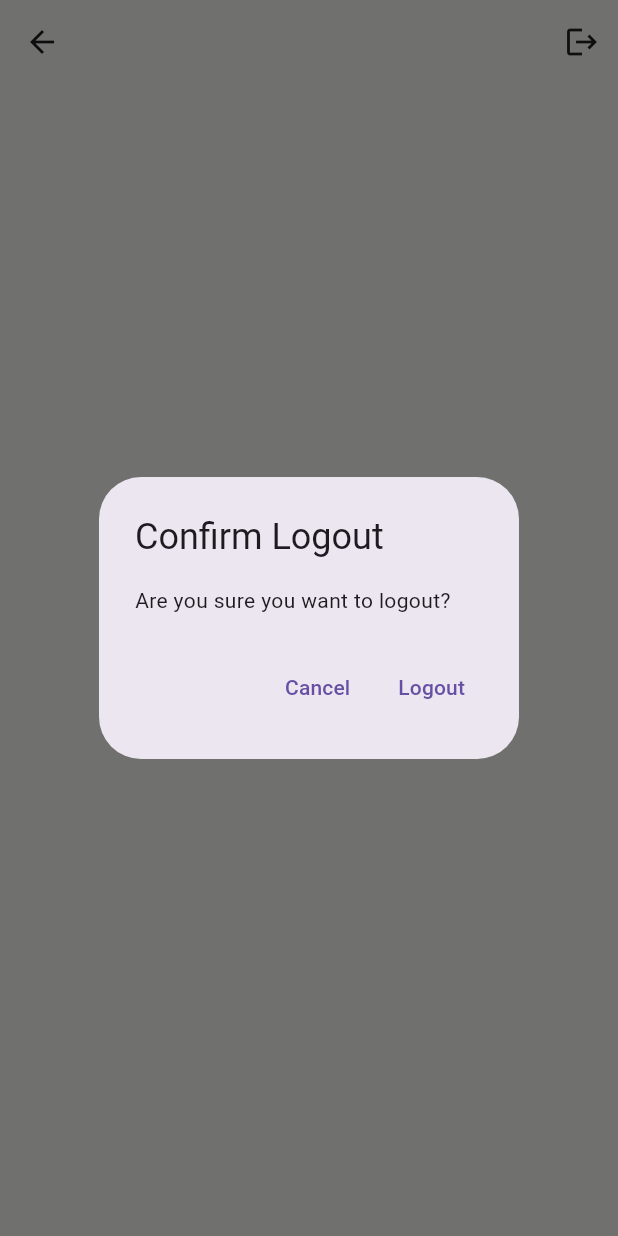
After one commit to Sharathchenna/MacroBalance, a Flutter app: the Accountdashboard screen opened directly, after a tap on the "logout" icon, on a phone screen of 412 x 824 dp. The commit adds this screen. Run offline on Flutter 3.47's test engine with Material 3 defaults, Android fonts, the phone set to English and light mode, and no system bars; our stand-ins replace camera, flutter_svg, google_fonts, google_generative_ai, google_sign_in, supabase_flutter; missing offline and left inert: supabase_auth_ui; accounts and stored records are empty.

Commit message:
Login Changes Are Working added a new account page and linked it to account icon and added a signout page

```diff
--- /dev/null
+++ b/lib/screens/accountdashboard.dart
@@ -0,0 +1,75 @@
+import 'package:flutter/material.dart';
+import 'package:macrotracker/screens/welcomescreen.dart';
+import 'package:supabase_flutter/supabase_flutter.dart';
+
+class Accountdashboard extends StatefulWidget {
+  const Accountdashboard({super.key});
+
+  @override
+  State<Accountdashboard> createState() => _AccountdashboardState();
+}
+
+class _AccountdashboardState extends State<Accountdashboard> {
+  final _supabase = Supabase.instance.client;
+
+  Future<void> _handleLogout() async {
+    try {
+      await _supabase.auth.signOut();
+      if (mounted) {
+        Navigator.of(context).pushReplacement(
+          MaterialPageRoute(builder: (context) => const Welcomescreen()),
+        );
+      }
+    } catch (e) {
+      if (mounted) {
+        ScaffoldMessenger.of(context).showSnackBar(
+          const SnackBar(
+            content: Text('Error signing out. Please try again.'),
+            backgroundColor: Colors.red,
+          ),
+        );
+      }
+    }
+  }
+
+  @override
+  Widget build(BuildContext context) {
+    return Scaffold(
+      backgroundColor: Color(0xFFF5F4F0),
+      appBar: AppBar(
+        backgroundColor: Colors.transparent,
+        elevation: 0,
+        actions: [
+          IconButton(
+            icon: const Icon(Icons.logout, color: Colors.black87),
+            onPressed: () async {
+              // Show confirmation dialog before logout
+              final confirm = await showDialog<bool>(
+                context: context,
+                builder: (context) => AlertDialog(
+                  title: const Text('Confirm Logout'),
+                  content: const Text('Are you sure you want to logout?'),
+                  actions: [
+                    TextButton(
+                      onPressed: () => Navigator.pop(context, false),
+                      child: const Text('Cancel'),
+                    ),
+                    TextButton(
+                      onPressed: () => Navigator.pop(context, true),
+                      child: const Text('Logout'),
+                    ),
+                  ],
+                ),
+              );
+
+              if (confirm == true) {
+                await _handleLogout();
+              }
+            },
+            tooltip: 'Logout',
+          ),
+        ],
+      ),
+    );
+  }
+}
```
Also changed, not shown: lib/screens/Dashboard.dart (+8 -4 lines), lib/screens/loginscreen.dart (+20 -4 lines).
